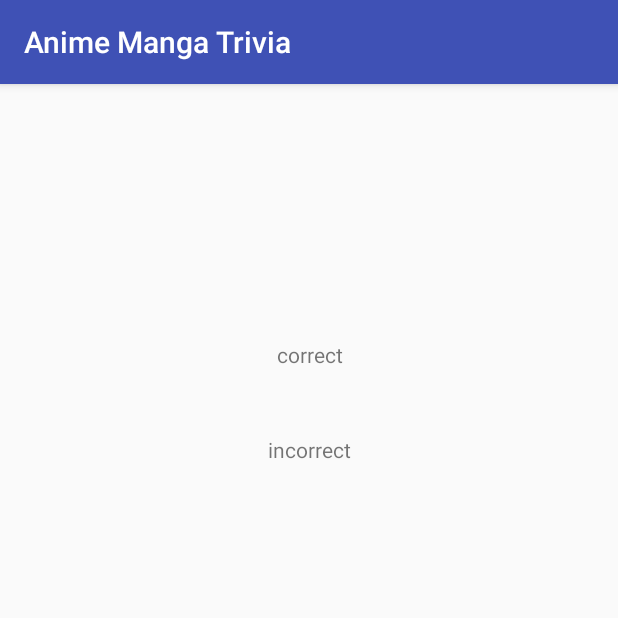
After one commit to CarloAntonio/Anime-Manga-Trivia, an Android app: the ResultsActivity screen opened directly, with no data from a screen before it, on a phone screen of 412 x 824 dp, the top half of it. The commit adds this screen. Run offline under Robolectric (Android 15) with nearby library versions, the phone set to English and light mode, and no system bars; our stand-ins replace ButterKnife; 2 statements that could not run were skipped.

Commit message:
chore: add results activity to display trivia results

```diff
--- a/app/src/main/AndroidManifest.xml
+++ b/app/src/main/AndroidManifest.xml
@@ -20,6 +20,8 @@
         </activity>
         <activity android:name=".TriviaActivity">
         </activity>
+        <activity android:name=".ResultsActivity">
+        </activity>
     </application>
 
 </manifest>
--- a/app/src/main/java/com/riskitbiskit/animemangatrivia/ApiClient.java
+++ b/app/src/main/java/com/riskitbiskit/animemangatrivia/ApiClient.java
@@ -7,7 +7,7 @@ import retrofit2.http.Query;
 
 public interface ApiClient {
 
-    @GET("api.php?amount=20&category=31&type=multiple")
+    @GET("api.php?amount=5&category=31&type=multiple")
     Call<Question> quizGetter(@Query("difficulty") String difficulty);
 
 }
--- /dev/null
+++ b/app/src/main/java/com/riskitbiskit/animemangatrivia/ResultsActivity.java
@@ -0,0 +1,59 @@
+package com.riskitbiskit.animemangatrivia;
+
+import android.content.Intent;
+import android.support.v7.app.AppCompatActivity;
+import android.os.Bundle;
+import android.widget.TextView;
+
+import java.util.List;
+
+import butterknife.BindView;
+import butterknife.ButterKnife;
+
+public class ResultsActivity extends AppCompatActivity {
+
+    //Fields
+    @BindView(R.id.total_correct)
+    TextView totalCorrectTV;
+    @BindView(R.id.total_incorrect)
+    TextView totalIncorrectTV;
+
+    //Global variables
+    List<Question.Results> mResults;
+    int mCorrect;
+    int mIncorrect;
+
+    @Override
+    protected void onCreate(Bundle savedInstanceState) {
+        super.onCreate(savedInstanceState);
+        setContentView(R.layout.activity_results);
+        ButterKnife.bind(this);
+
+        Intent intent = getIntent();
+        pullFromIntent(intent);
+
+        totalCorrectTV.setText(mCorrect + "/" + mResults.size());
+        totalIncorrectTV.setText(mIncorrect + "/" + mResults.size());
+    }
+
+    private void pullFromIntent(Intent intent) {
+        //Check for question list
+        if (intent.hasExtra(MainActivity.QUESTION_LIST)) {
+            mResults = (List<Question.Results>) intent.getSerializableExtra(MainActivity.QUESTION_LIST);
+        }
+
+        //Check for number of questions answered correctly
+        if (intent.hasExtra(TriviaActivity.NUMBER_CORRECT)) {
+            mCorrect = intent.getIntExtra(TriviaActivity.NUMBER_CORRECT, 0);
+        } else {
+            mCorrect = 0;
+        }
+
+        //Check for number of questions answered incorrectly
+        if (intent.hasExtra(TriviaActivity.NUMBER_INCORRECT)) {
+            mIncorrect = intent.getIntExtra(TriviaActivity.NUMBER_INCORRECT, 0);
+        } else {
+            mIncorrect = 0;
+        }
+    }
+}
--- a/app/src/main/java/com/riskitbiskit/animemangatrivia/TriviaActivity.java
+++ b/app/src/main/java/com/riskitbiskit/animemangatrivia/TriviaActivity.java
@@ -112,7 +112,17 @@ public class TriviaActivity extends AppCompatActivity {
     }
 
     private void newQuestion() {
+        //Change to next question on list by adding 1 to count
         mQuestionNumber++;
+
+        if (mQuestionNumber == mResults.size()) {
+            Intent intent = new Intent(this,ResultsActivity.class);
+            intent.putExtra(MainActivity.QUESTION_LIST, (Serializable) mResults);
+            intent.putExtra(NUMBER_CORRECT, mCorrect);
+            intent.putExtra(NUMBER_INCORRECT, mIncorrect);
+            finish();
+            startActivity(intent);
+        } else {
             Intent intent = new Intent(this, TriviaActivity.class);
             intent.putExtra(MainActivity.QUESTION_LIST, (Serializable) mResults);
             intent.putExtra(QUESTION_NUMBER, mQuestionNumber);
@@ -120,6 +130,7 @@ public class TriviaActivity extends AppCompatActivity {
             intent.putExtra(NUMBER_INCORRECT, mIncorrect);
             finish();
             startActivity(intent);
+        }
     }
 
     private String formatText(String unformatedText) {
--- /dev/null
+++ b/app/src/main/res/layout/activity_results.xml
@@ -0,0 +1,39 @@
+<?xml version="1.0" encoding="utf-8"?>
+<android.support.constraint.ConstraintLayout
+    xmlns:android="http://schemas.android.com/apk/res/android"
+    xmlns:app="http://schemas.android.com/apk/res-auto"
+    xmlns:tools="http://schemas.android.com/tools"
+    android:layout_width="match_parent"
+    android:layout_height="match_parent"
+    tools:context="com.riskitbiskit.animemangatrivia.ResultsActivity">
+
+    <TextView
+        android:id="@+id/total_correct"
+        android:text="correct"
+        android:layout_width="wrap_content"
+        android:layout_height="wrap_content"
+        android:layout_margin="16dp"
+        android:layout_marginBottom="8dp"
+        android:layout_marginTop="8dp"
+        app:layout_constraintBottom_toBottomOf="parent"
+        app:layout_constraintHorizontal_bias="0.501"
+        app:layout_constraintLeft_toLeftOf="parent"
+        app:layout_constraintRight_toRightOf="parent"
+        app:layout_constraintTop_toTopOf="parent"
+        app:layout_constraintVertical_bias="0.216"/>
+
+    <TextView
+        android:id="@+id/total_incorrect"
+        android:layout_width="wrap_content"
+        android:layout_height="wrap_content"
+        android:layout_margin="16dp"
+        android:layout_marginBottom="8dp"
+        android:layout_marginTop="8dp"
+        android:text="incorrect"
+        app:layout_constraintBottom_toBottomOf="parent"
+        app:layout_constraintLeft_toLeftOf="parent"
+        app:layout_constraintRight_toRightOf="parent"
+        app:layout_constraintTop_toTopOf="parent"
+        app:layout_constraintVertical_bias="0.304"/>
+
+</android.support.constraint.ConstraintLayout>
```
Lines whose indentation alone changed are shown as unchanged.
